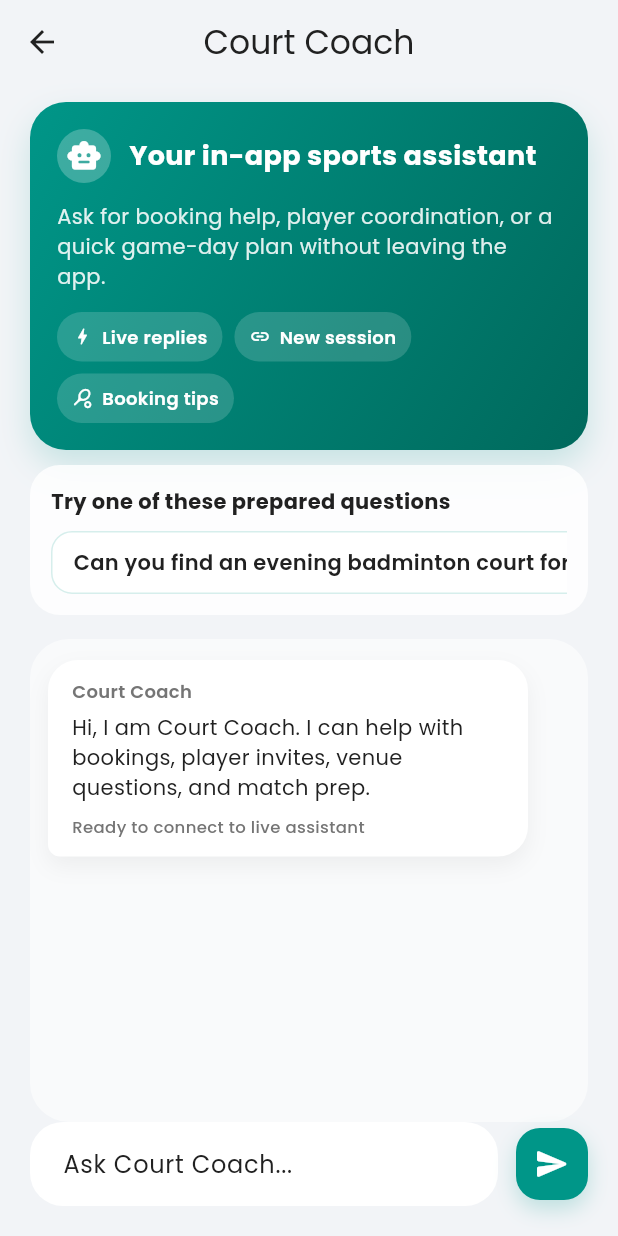
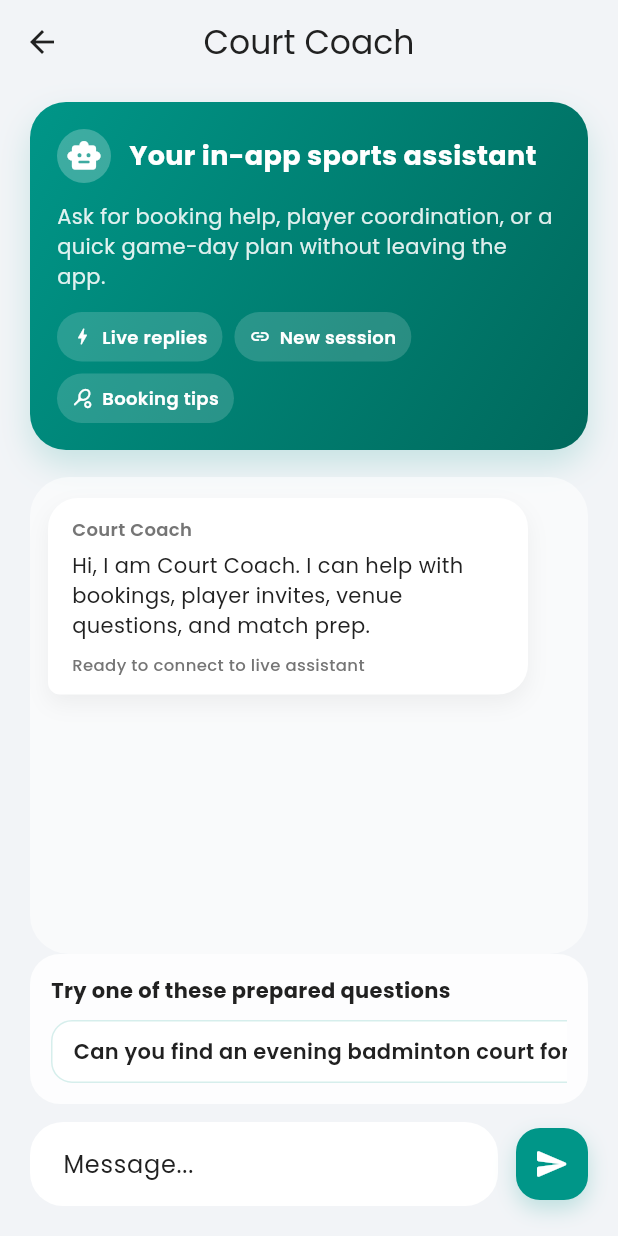
Before and after one commit to pasindu-dissa/court-connect, a Flutter app: the ChatbotScreen screen opened directly, on a phone screen of 412 x 824 dp. Run offline on Flutter 3.47's test engine with Material 3 defaults, Android fonts, the phone set to English and light mode, and no system bars; our stand-ins replace google_fonts.

Commit message:
Minor bug fix in the UI

```diff
--- a/frontend/lib/features/chatbot/presentation/screens/chatbot_screen.dart
+++ b/frontend/lib/features/chatbot/presentation/screens/chatbot_screen.dart
@@ -189,10 +189,8 @@ class _ChatbotScreenState extends State<ChatbotScreen> {
             switchInCurve: Curves.easeOut,
             switchOutCurve: Curves.easeIn,
             child: showIntro
-                ? Column(
+                ? Container(
                     key: const ValueKey('chat-intro'),
-                    children: [
-                      Container(
                     margin: const EdgeInsets.fromLTRB(20, 12, 20, 10),
                     padding: const EdgeInsets.all(18),
                     decoration: BoxDecoration(
@@ -254,9 +252,7 @@ class _ChatbotScreenState extends State<ChatbotScreen> {
                           children: [
                             _InfoChip(
                               icon: Icons.bolt_rounded,
-                                  label: _isSending
-                                      ? 'Thinking...'
-                                      : 'Live replies',
+                              label: _isSending ? 'Thinking...' : 'Live replies',
                             ),
                             _InfoChip(
                               icon: Icons.link_rounded,
@@ -272,45 +268,6 @@ class _ChatbotScreenState extends State<ChatbotScreen> {
                         ),
                       ],
                     ),
-                      ),
-                      Container(
-                        margin: const EdgeInsets.fromLTRB(20, 0, 20, 8),
-                        padding: const EdgeInsets.all(14),
-                        decoration: BoxDecoration(
-                          color: theme.cardColor.withOpacity(0.82),
-                          borderRadius: BorderRadius.circular(20),
-                        ),
-                        child: Column(
-                          crossAxisAlignment: CrossAxisAlignment.start,
-                          children: [
-                            Text(
-                              'Try one of these prepared questions',
-                              style: TextStyle(
-                                color: theme.colorScheme.onSurface,
-                                fontWeight: FontWeight.w700,
-                                fontSize: 14,
-                              ),
-                            ),
-                            const SizedBox(height: 10),
-                            SingleChildScrollView(
-                              scrollDirection: Axis.horizontal,
-                              child: Row(
-                                children: [
-                                  for (final quickReply in _quickReplies) ...[
-                                    _QuickReplyButton(
-                                      label: quickReply,
-                                      enabled: !_isSending,
-                                      onTap: () => _sendMessage(quickReply),
-                                    ),
-                                    const SizedBox(width: 10),
-                                  ],
-                                ],
-                              ),
-                            ),
-                          ],
-                        ),
-                      ),
-                    ],
                   )
                 : const SizedBox(
                     key: ValueKey('chat-intro-hidden'),
@@ -348,7 +305,47 @@ class _ChatbotScreenState extends State<ChatbotScreen> {
             top: false,
             child: Padding(
               padding: const EdgeInsets.fromLTRB(20, 0, 20, 20),
+              child: Column(
+                mainAxisSize: MainAxisSize.min,
+                children: [
+                  Container(
+                    margin: const EdgeInsets.only(bottom: 12),
+                    padding: const EdgeInsets.all(14),
+                    decoration: BoxDecoration(
+                      color: theme.cardColor.withOpacity(0.82),
+                      borderRadius: BorderRadius.circular(20),
+                    ),
+                    child: Column(
+                      crossAxisAlignment: CrossAxisAlignment.start,
+                      children: [
+                        Text(
+                          'Try one of these prepared questions',
+                          style: TextStyle(
+                            color: theme.colorScheme.onSurface,
+                            fontWeight: FontWeight.w700,
+                            fontSize: 14,
+                          ),
+                        ),
+                        const SizedBox(height: 10),
+                        SingleChildScrollView(
+                          scrollDirection: Axis.horizontal,
                           child: Row(
+                            children: [
+                              for (final quickReply in _quickReplies) ...[
+                                _QuickReplyButton(
+                                  label: quickReply,
+                                  enabled: !_isSending,
+                                  onTap: () => _sendMessage(quickReply),
+                                ),
+                                const SizedBox(width: 10),
+                              ],
+                            ],
+                          ),
+                        ),
+                      ],
+                    ),
+                  ),
+                  Row(
                     children: [
                       Expanded(
                         child: TextField(
@@ -360,9 +357,7 @@ class _ChatbotScreenState extends State<ChatbotScreen> {
                           maxLines: 4,
                           onSubmitted: (_) => _sendMessage(),
                           decoration: InputDecoration(
-                        hintText: _isSending
-                            ? 'Court Coach is replying...'
-                            : 'Ask Court Coach...',
+                            hintText: _isSending ? 'Typing...' : 'Message...',
                             filled: true,
                             fillColor: theme.cardColor,
                             border: OutlineInputBorder(
@@ -402,6 +397,8 @@ class _ChatbotScreenState extends State<ChatbotScreen> {
                             color: Colors.white,
                           ),
                         ),
+                      ),
+                    ],
                   ),
                 ],
               ),
```
Lines whose indentation alone changed are shown as unchanged.
